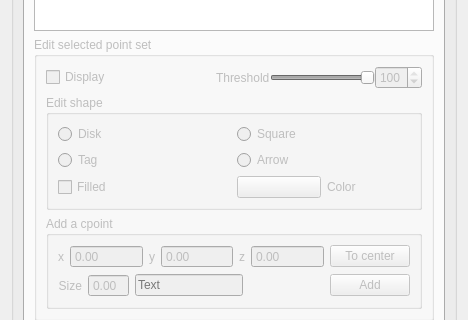
First picture: the form in src/formobjectcontrol.ui, repository jcldc/glnemo2, before the edit; both pictures show x 0 to 468 and y 333 to 653 of the 468 by 1069 pixel window.
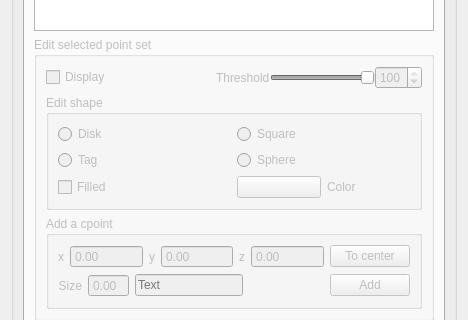
Second picture: the form after the edit. Icons and pictures are not drawn.

Commit message: Add sphere shape

What changed in the file:
```diff
--- a/src/formobjectcontrol.ui
+++ b/src/formobjectcontrol.ui
@@ -1179,7 +1179,7 @@
                    <string>Change cpoints shape to arrow</string>
                   </property>
                   <property name="text">
-                   <string>Arrow</string>
+                   <string>Sphere</string>
                   </property>
                  </widget>
                 </item>
```
Left out of the diff: 2 changed lines with no effect on the pictures. The commit also changes 7 other files.
